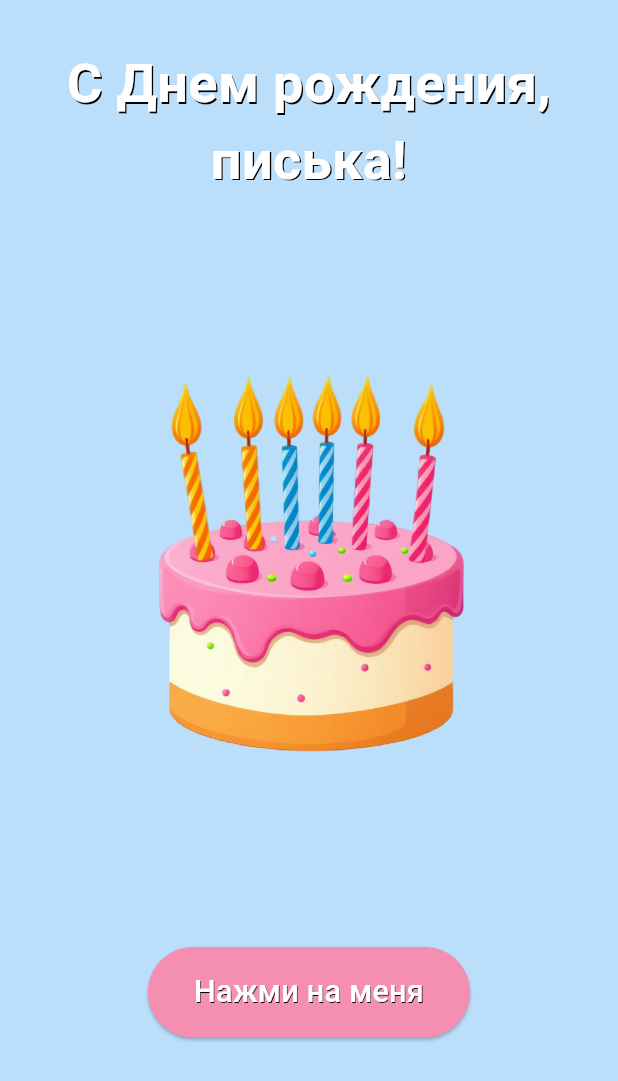
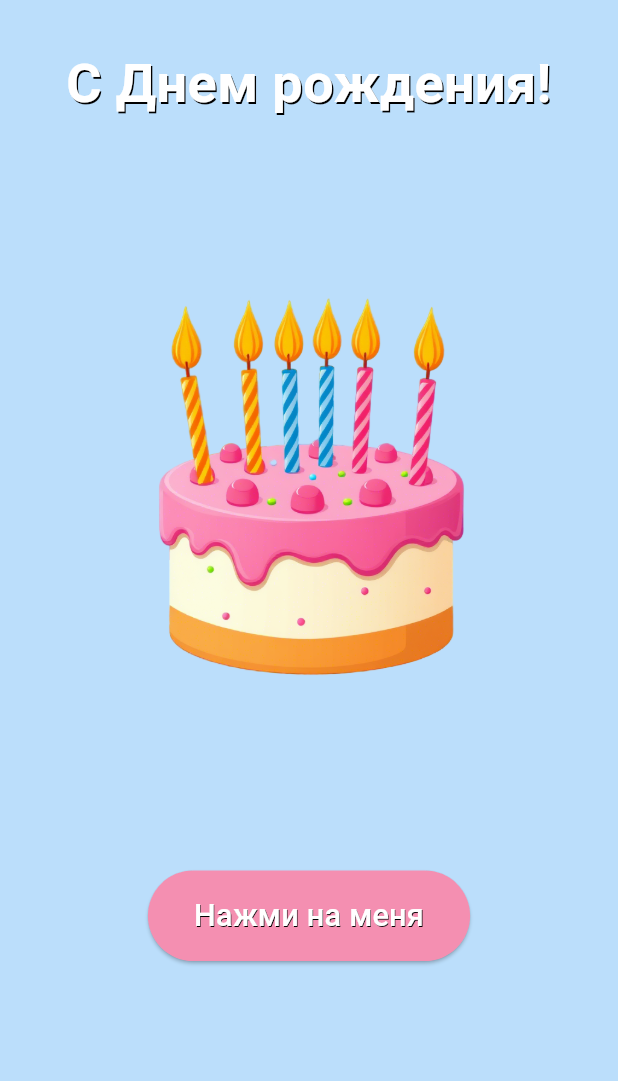
Before and after one commit to MeynSpain/happy_birthday, a Flutter app: the screen it shows after launch, on a phone screen of 412 x 824 dp. Shown: the top 1081 px of the screen. Run offline on Flutter 3.47's test engine with Material 3 defaults, Android fonts, the light colour scheme and no system bars; our stand-ins replace audioplayers, confetti.

Commit message:
Update home_page.dart

```diff
--- a/lib/home_page.dart
+++ b/lib/home_page.dart
@@ -193,7 +193,7 @@ class _HomePageState extends State<HomePage>
                     SizedBox(height: 30,),
                     // Expanded(child: SizedBox()),
                     Text(
-                      'С Днем рождения, писька!',
+                      'С Днем рождения!',
                       textAlign: TextAlign.center,
                       style: TextStyle(
                         fontSize: 36,
```
